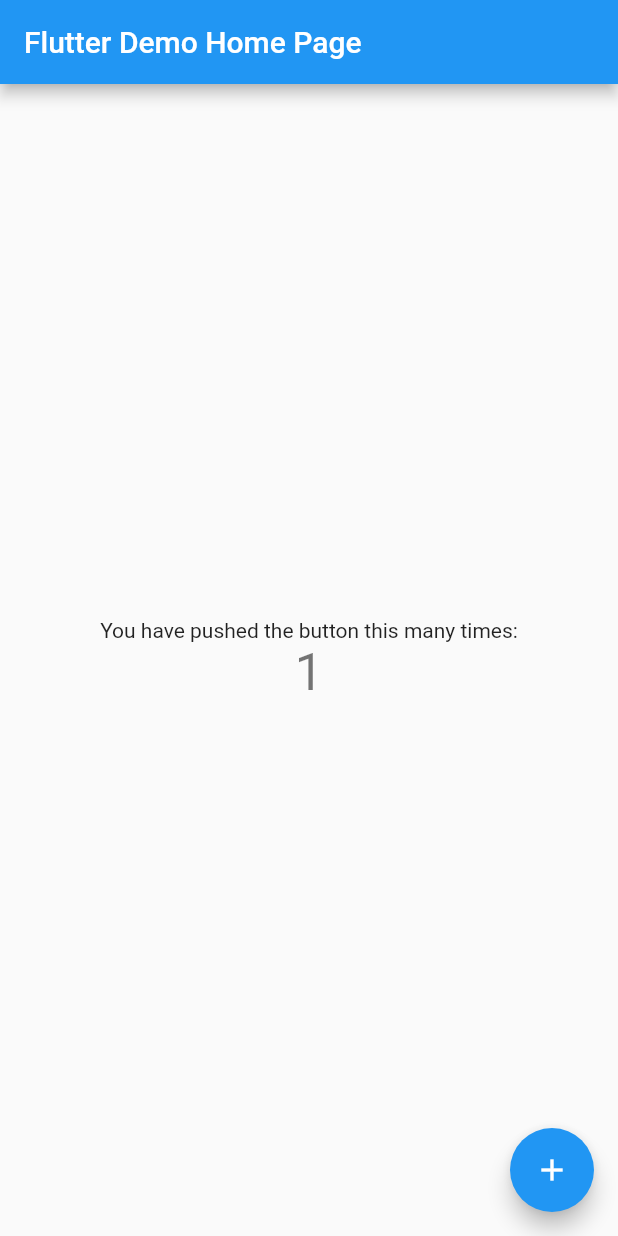
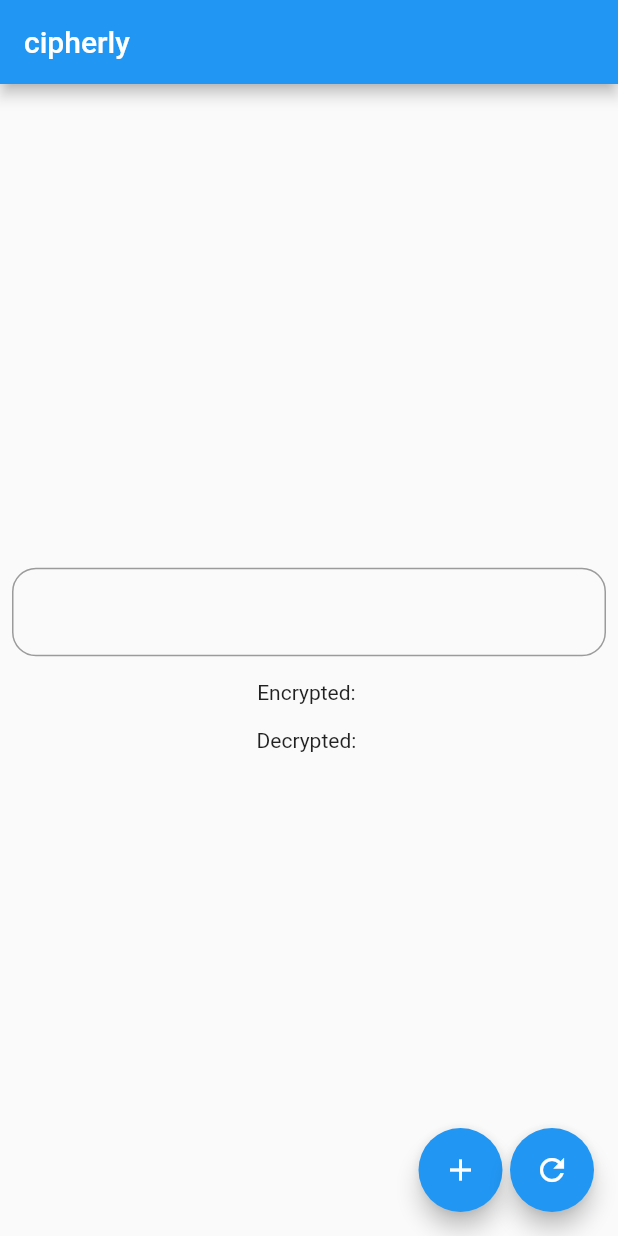
Before and after one commit to mtwn105/Cipherly, a Flutter app: the screen it shows after launch, after a tap on the "add" icon, on a phone screen of 412 x 824 dp. Run offline on Flutter 3.47's test engine with Material 2 defaults, Android fonts, the phone set to English and light mode, and no system bars; missing offline and left inert: encrypt.

Commit message:
Basic encryption and decryption

```diff
--- a/lib/main.dart
+++ b/lib/main.dart
@@ -1,111 +1,17 @@
+import 'package:cipherly/pages/PasswordHomepage.dart';
 import 'package:flutter/material.dart';
 
 void main() => runApp(MyApp());
 
 class MyApp extends StatelessWidget {
-  // This widget is the root of your application.
   @override
   Widget build(BuildContext context) {
     return MaterialApp(
-      title: 'Flutter Demo',
+      title: 'Cipherly',
       theme: ThemeData(
-        // This is the theme of your application.
-        //
-        // Try running your application with "flutter run". You'll see the
-        // application has a blue toolbar. Then, without quitting the app, try
-        // changing the primarySwatch below to Colors.green and then invoke
-        // "hot reload" (press "r" in the console where you ran "flutter run",
-        // or simply save your changes to "hot reload" in a Flutter IDE).
-        // Notice that the counter didn't reset back to zero; the application
-        // is not restarted.
         primarySwatch: Colors.blue,
       ),
-      home: MyHomePage(title: 'Flutter Demo Home Page'),
+      home: PasswordHomepage(),
     );
   }
 }
-
-class MyHomePage extends StatefulWidget {
-  MyHomePage({Key key, this.title}) : super(key: key);
-
-  // This widget is the home page of your application. It is stateful, meaning
-  // that it has a State object (defined below) that contains fields that affect
-  // how it looks.
-
-  // This class is the configuration for the state. It holds the values (in this
-  // case the title) provided by the parent (in this case the App widget) and
-  // used by the build method of the State. Fields in a Widget subclass are
-  // always marked "final".
-
-  final String title;
-
-  @override
-  _MyHomePageState createState() => _MyHomePageState();
-}
-
-class _MyHomePageState extends State<MyHomePage> {
-  int _counter = 0;
-
-  void _incrementCounter() {
-    setState(() {
-      // This call to setState tells the Flutter framework that something has
-      // changed in this State, which causes it to rerun the build method below
-      // so that the display can reflect the updated values. If we changed
-      // _counter without calling setState(), then the build method would not be
-      // called again, and so nothing would appear to happen.
-      _counter++;
-    });
-  }
-
-  @override
-  Widget build(BuildContext context) {
-    // This method is rerun every time setState is called, for instance as done
-    // by the _incrementCounter method above.
-    //
-    // The Flutter framework has been optimized to make rerunning build methods
-    // fast, so that you can just rebuild anything that needs updating rather
-    // than having to individually change instances of widgets.
-    return Scaffold(
-      appBar: AppBar(
-        // Here we take the value from the MyHomePage object that was created by
-        // the App.build method, and use it to set our appbar title.
-        title: Text(widget.title),
-      ),
-      body: Center(
-        // Center is a layout widget. It takes a single child and positions it
-        // in the middle of the parent.
-        child: Column(
-          // Column is also layout widget. It takes a list of children and
-          // arranges them vertically. By default, it sizes itself to fit its
-          // children horizontally, and tries to be as tall as its parent.
-          //
-          // Invoke "debug painting" (press "p" in the console, choose the
-          // "Toggle Debug Paint" action from the Flutter Inspector in Android
-          // Studio, or the "Toggle Debug Paint" command in Visual Studio Code)
-          // to see the wireframe for each widget.
-          //
-          // Column has various properties to control how it sizes itself and
-          // how it positions its children. Here we use mainAxisAlignment to
-          // center the children vertically; the main axis here is the vertical
-          // axis because Columns are vertical (the cross axis would be
-          // horizontal).
-          mainAxisAlignment: MainAxisAlignment.center,
-          children: <Widget>[
-            Text(
-              'You have pushed the button this many times:',
-            ),
-            Text(
-              '$_counter',
-              style: Theme.of(context).textTheme.display1,
-            ),
-          ],
-        ),
-      ),
-      floatingActionButton: FloatingActionButton(
-        onPressed: _incrementCounter,
-        tooltip: 'Increment',
-        child: Icon(Icons.add),
-      ), // This trailing comma makes auto-formatting nicer for build methods.
-    );
-  }
-}
--- /dev/null
+++ b/lib/pages/PasswordHomepage.dart
@@ -0,0 +1,97 @@
+import 'package:flutter/material.dart';
+import 'package:encrypt/encrypt.dart' as encrypt;
+
+class PasswordHomepage extends StatefulWidget {
+  @override
+  _PasswordHomepageState createState() => _PasswordHomepageState();
+}
+
+class _PasswordHomepageState extends State<PasswordHomepage> {
+  TextEditingController passwordController = TextEditingController();
+
+
+  encrypt.Encrypted encrypted;
+  String encryptedString = "";
+  String decryptedString = "";
+
+  @override
+  Widget build(BuildContext context) {
+    return Scaffold(
+      appBar: AppBar(
+        title: Text("cipherly"),
+      ),
+      body: Center(
+        child: Column(
+          mainAxisAlignment: MainAxisAlignment.center,
+          children: <Widget>[
+            Padding(
+              padding: const EdgeInsets.all(8.0),
+              child: TextField(
+                obscureText: true,
+                decoration: InputDecoration(
+                    border: OutlineInputBorder(
+                        borderRadius: BorderRadius.circular(16))),
+                controller: passwordController,
+              ),
+            ),
+            Padding(
+              padding: const EdgeInsets.all(8.0),
+              child: Text("Encrypted: $encryptedString"),
+            ),
+            Padding(
+              padding: const EdgeInsets.all(8.0),
+              child: Text("Decrypted: $decryptedString"),
+            ),
+          ],
+        ),
+      ),
+      floatingActionButton: Row(
+        mainAxisAlignment: MainAxisAlignment.end,
+        children: <Widget>[
+          FloatingActionButton(
+            child: Icon(Icons.add),
+            onPressed: () {
+              encryptPass(passwordController.text);
+            },
+          ),
+          SizedBox(
+            width: 5,
+          ),
+          FloatingActionButton( onPressed: () {
+              decryptPass();
+            },
+            child: Icon(Icons.refresh),
+          ),
+        ],
+      ),
+    );
+  }
+
+  encryptPass(String text) {
+    final plainText = text;
+    final key = encrypt.Key.fromUtf8('my 32 length key................');
+    final iv = encrypt.IV.fromLength(16);
+
+    final encrypter = encrypt.Encrypter(encrypt.AES(key));
+    final e = encrypter.encrypt(plainText, iv: iv);
+
+    encrypted = e;
+
+    setState(() {
+      encryptedString = e.base64.toString();
+    });
+  }
+
+  decryptPass() {
+
+    final key = encrypt.Key.fromUtf8('my 32 length key................');
+    final iv = encrypt.IV.fromLength(16);
+
+    final encrypter = encrypt.Encrypter(encrypt.AES(key));
+    final decrypted = encrypter.decrypt(encrypted, iv: iv);
+
+    setState(() {
+      decryptedString = decrypted.toString();
+    });
+  }
+}
--- a/pubspec.yaml
+++ b/pubspec.yaml
@@ -23,6 +23,10 @@ dependencies:
   # The following adds the Cupertino Icons font to your application.
   # Use with the CupertinoIcons class for iOS style icons.
   cupertino_icons: ^0.1.2
+  provider: any
+  sqflite: any
+  get_it: any
+  encrypt:
 
 dev_dependencies:
   flutter_test:
```
Also changed, not shown: pubspec.lock.
